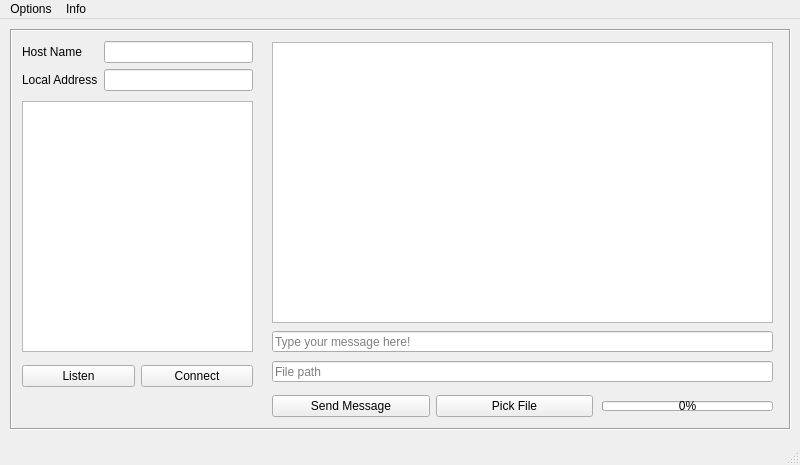
Before: the Qt Designer form gui.ui in Polybotumian/PeerConn, drawn with Qt 5.
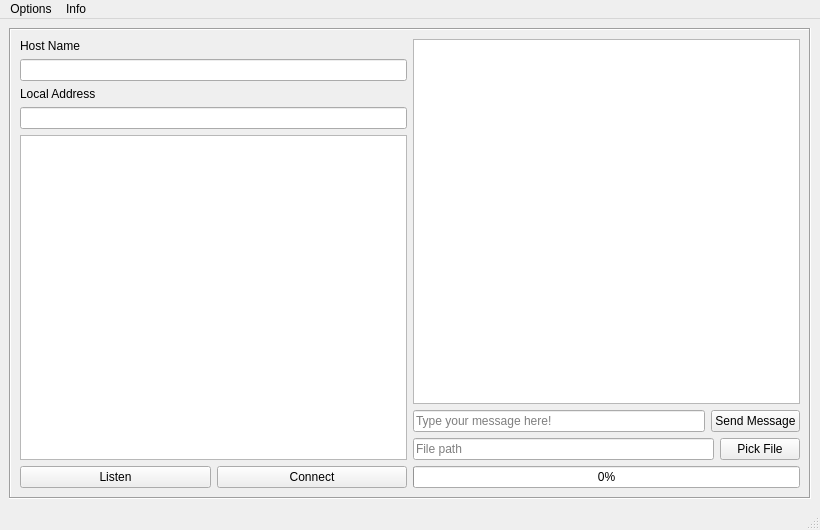
After: the same form once the commit is applied.

Commit message:
Reverted to old chat UI and Updates
Chat UI:
-New type of chat UI was buggy and hard to resize. Reverted back to old type only string chat UI.
GUI:
-Some changes for layout.
Updates:
-Added downloads path.
-Added configuration path.
-Added configuration JSON file in order to create, read, update the configs.
-Some functions and variables are renamed.
-Async socket function fixed for disconnected socket and aborted files.
-2 new commands are added: "change_download_dir" and "config_file".

The edit to the form file:
```diff
--- a/gui.ui
+++ b/gui.ui
@@ -12,20 +12,20 @@
    <rect>
     <x>0</x>
     <y>0</y>
-    <width>800</width>
-    <height>465</height>
+    <width>820</width>
+    <height>530</height>
    </rect>
   </property>
+  <property name="sizePolicy">
+   <sizepolicy hsizetype="Preferred" vsizetype="Preferred">
+    <horstretch>0</horstretch>
+    <verstretch>0</verstretch>
+   </sizepolicy>
+  </property>
   <property name="minimumSize">
    <size>
-    <width>800</width>
-    <height>465</height>
-   </size>
-  </property>
-  <property name="maximumSize">
-   <size>
-    <width>800</width>
-    <height>465</height>
+    <width>820</width>
+    <height>530</height>
    </size>
   </property>
   <property name="windowTitle">
@@ -38,14 +38,14 @@
    <bool>false</bool>
   </property>
   <widget class="QWidget" name="centralwidget">
+   <layout class="QGridLayout" name="gridLayout_2">
+    <item row="0" column="0">
    <widget class="QStackedWidget" name="stackedWidget">
-    <property name="geometry">
-     <rect>
-      <x>10</x>
-      <y>10</y>
-      <width>781</width>
-      <height>401</height>
-     </rect>
+      <property name="minimumSize">
+       <size>
+        <width>800</width>
+        <height>465</height>
+       </size>
     </property>
     <property name="acceptDrops">
      <bool>true</bool>
@@ -60,24 +60,21 @@
      <number>0</number>
     </property>
     <widget class="QWidget" name="page_main">
-     <widget class="QWidget" name="formLayoutWidget_2">
-      <property name="geometry">
-       <rect>
-        <x>10</x>
-        <y>10</y>
-        <width>231</width>
-        <height>57</height>
-       </rect>
-      </property>
-      <layout class="QFormLayout" name="formLayout_user_peerdata">
+       <layout class="QGridLayout" name="gridLayout">
        <item row="0" column="0">
+         <layout class="QHBoxLayout" name="horizontalLayout_4">
+          <item>
+           <layout class="QVBoxLayout" name="verticalLayout_2">
+            <item>
+             <layout class="QVBoxLayout" name="verticalLayout">
+              <item>
         <widget class="QLabel" name="label_user_hostname">
          <property name="text">
           <string>Host Name</string>
          </property>
         </widget>
        </item>
-       <item row="0" column="1">
+              <item>
         <widget class="QLineEdit" name="lineEdit_user_hostname">
          <property name="toolTip">
           <string>Your name. Default is your PC name.</string>
@@ -90,14 +87,14 @@
          </property>
         </widget>
        </item>
-       <item row="1" column="0">
+              <item>
         <widget class="QLabel" name="label_user_local_address">
          <property name="text">
           <string>Local Address</string>
          </property>
         </widget>
        </item>
-       <item row="1" column="1">
+              <item>
         <widget class="QLineEdit" name="lineEdit_user_local_address">
          <property name="toolTip">
           <string>Your IPv4 address.</string>
@@ -110,17 +107,8 @@
          </property>
         </widget>
        </item>
-      </layout>
-     </widget>
+              <item>
      <widget class="QListView" name="listView_sockets">
-      <property name="geometry">
-       <rect>
-        <x>10</x>
-        <y>70</y>
-        <width>231</width>
-        <height>251</height>
-       </rect>
-      </property>
       <property name="toolTip">
        <string>List of peersockets.</string>
       </property>
@@ -137,15 +125,39 @@
        <bool>true</bool>
       </property>
      </widget>
+              </item>
+             </layout>
+            </item>
+            <item>
+             <layout class="QHBoxLayout" name="horizontalLayout">
+              <item>
+               <widget class="QPushButton" name="pushButton_listen">
+                <property name="toolTip">
+                 <string>To create a server peersocket.</string>
+                </property>
+                <property name="text">
+                 <string>Listen</string>
+                </property>
+               </widget>
+              </item>
+              <item>
+               <widget class="QPushButton" name="pushButton_connect">
+                <property name="toolTip">
+                 <string>To create a client peersocket.</string>
+                </property>
+                <property name="text">
+                 <string>Connect</string>
+                </property>
+               </widget>
+              </item>
+             </layout>
+            </item>
+           </layout>
+          </item>
+          <item>
+           <layout class="QVBoxLayout" name="verticalLayout_4">
+            <item>
      <widget class="QListView" name="listView_chat">
-      <property name="geometry">
-       <rect>
-        <x>260</x>
-        <y>11</y>
-        <width>501</width>
-        <height>281</height>
-       </rect>
-      </property>
       <property name="toolTip">
        <string>Chat panel of selected peersocket.</string>
       </property>
@@ -165,15 +177,13 @@
        <bool>true</bool>
       </property>
      </widget>
+            </item>
+            <item>
+             <layout class="QVBoxLayout" name="verticalLayout_3">
+              <item>
+               <layout class="QHBoxLayout" name="horizontalLayout_2">
+                <item>
      <widget class="QLineEdit" name="lineEdit_message">
-      <property name="geometry">
-       <rect>
-        <x>260</x>
-        <y>300</y>
-        <width>501</width>
-        <height>21</height>
-       </rect>
-      </property>
       <property name="toolTip">
        <string>Message box. Enter is the hot key for sending message.</string>
       </property>
@@ -181,16 +191,7 @@
        <string>Type your message here!</string>
       </property>
      </widget>
-     <widget class="QWidget" name="horizontalLayoutWidget">
-      <property name="geometry">
-       <rect>
-        <x>260</x>
-        <y>360</y>
-        <width>321</width>
-        <height>31</height>
-       </rect>
-      </property>
-      <layout class="QHBoxLayout" name="horizontalLayout_chat_buttons">
+                </item>
        <item>
         <widget class="QPushButton" name="pushButton_send_message">
          <property name="toolTip">
@@ -201,59 +202,12 @@
          </property>
         </widget>
        </item>
-       <item>
-        <widget class="QPushButton" name="pushButton_file">
-         <property name="toolTip">
-          <string>Opens file dialog.</string>
-         </property>
-         <property name="text">
-          <string>Pick File</string>
-         </property>
-        </widget>
-       </item>
-      </layout>
-     </widget>
-     <widget class="QWidget" name="horizontalLayoutWidget_2">
-      <property name="geometry">
-       <rect>
-        <x>10</x>
-        <y>330</y>
-        <width>231</width>
-        <height>31</height>
-       </rect>
-      </property>
-      <layout class="QHBoxLayout" name="horizontalLayout_operation_buttons">
-       <item>
-        <widget class="QPushButton" name="pushButton_listen">
-         <property name="toolTip">
-          <string>To create a server peersocket.</string>
-         </property>
-         <property name="text">
-          <string>Listen</string>
-         </property>
-        </widget>
+               </layout>
        </item>
        <item>
-        <widget class="QPushButton" name="pushButton_connect">
-         <property name="toolTip">
-          <string>To create a client peersocket.</string>
-         </property>
-         <property name="text">
-          <string>Connect</string>
-         </property>
-        </widget>
-       </item>
-      </layout>
-     </widget>
+               <layout class="QHBoxLayout" name="horizontalLayout_3">
+                <item>
      <widget class="QLineEdit" name="lineEdit_file_path">
-      <property name="geometry">
-       <rect>
-        <x>260</x>
-        <y>330</y>
-        <width>501</width>
-        <height>21</height>
-       </rect>
-      </property>
       <property name="toolTip">
        <string>Message box. Enter key is the hot key for sending message.</string>
       </property>
@@ -261,46 +215,41 @@
        <string>File path</string>
       </property>
      </widget>
+                </item>
+                <item>
+                 <widget class="QPushButton" name="pushButton_file">
+                  <property name="toolTip">
+                   <string>Opens file dialog.</string>
+                  </property>
+                  <property name="text">
+                   <string>Pick File</string>
+                  </property>
+                 </widget>
+                </item>
+               </layout>
+              </item>
+              <item>
      <widget class="QProgressBar" name="progressBar_file">
       <property name="enabled">
        <bool>true</bool>
       </property>
-      <property name="geometry">
-       <rect>
-        <x>590</x>
-        <y>370</y>
-        <width>171</width>
-        <height>10</height>
-       </rect>
-      </property>
       <property name="value">
        <number>0</number>
       </property>
      </widget>
+              </item>
+             </layout>
+            </item>
+           </layout>
+          </item>
+         </layout>
+        </item>
+       </layout>
     </widget>
     <widget class="QWidget" name="page_help">
-     <widget class="QPushButton" name="pushButton_guide_back">
-      <property name="geometry">
-       <rect>
-        <x>340</x>
-        <y>370</y>
-        <width>75</width>
-        <height>23</height>
-       </rect>
-      </property>
-      <property name="text">
-       <string>Back</string>
-      </property>
-     </widget>
+       <layout class="QGridLayout" name="gridLayout_3">
+        <item row="0" column="0">
      <widget class="QTextEdit" name="textEdit_guide">
-      <property name="geometry">
-       <rect>
-        <x>10</x>
-        <y>10</y>
-        <width>751</width>
-        <height>351</height>
-       </rect>
-      </property>
       <property name="readOnly">
        <bool>true</bool>
       </property>
@@ -336,30 +285,20 @@
        <set>Qt::LinksAccessibleByMouse|Qt::TextSelectableByMouse</set>
       </property>
      </widget>
+        </item>
+        <item row="1" column="0">
+         <widget class="QPushButton" name="pushButton_guide_back">
+          <property name="text">
+           <string>Back</string>
+          </property>
+         </widget>
+        </item>
+       </layout>
     </widget>
     <widget class="QWidget" name="page_about">
-     <widget class="QPushButton" name="pushButton_about_back">
-      <property name="geometry">
-       <rect>
-        <x>340</x>
-        <y>370</y>
-        <width>75</width>
-        <height>23</height>
-       </rect>
-      </property>
-      <property name="text">
-       <string>Back</string>
-      </property>
-     </widget>
+       <layout class="QGridLayout" name="gridLayout_4">
+        <item row="0" column="0">
      <widget class="QTextEdit" name="textEdit_about">
-      <property name="geometry">
-       <rect>
-        <x>10</x>
-        <y>10</y>
-        <width>751</width>
-        <height>351</height>
-       </rect>
-      </property>
       <property name="readOnly">
        <bool>true</bool>
       </property>
@@ -389,15 +328,26 @@
        <set>Qt::LinksAccessibleByMouse|Qt::TextSelectableByMouse</set>
       </property>
      </widget>
-    </widget>
-   </widget>
+        </item>
+        <item row="1" column="0">
+         <widget class="QPushButton" name="pushButton_about_back">
+          <property name="text">
+           <string>Back</string>
+          </property>
+         </widget>
+        </item>
+       </layout>
+      </widget>
+     </widget>
+    </item>
+   </layout>
   </widget>
   <widget class="QMenuBar" name="menubar">
    <property name="geometry">
     <rect>
      <x>0</x>
      <y>0</y>
-     <width>800</width>
+     <width>820</width>
      <height>26</height>
     </rect>
    </property>
@@ -416,8 +366,6 @@
     <addaction name="actionPreferences"/>
     <addaction name="separator"/>
     <addaction name="actionChange_My_Data"/>
-    <addaction name="separator"/>
-    <addaction name="actionDownload_Dir"/>
    </widget>
    <addaction name="menuOptions"/>
    <addaction name="menuAbout"/>
@@ -440,7 +388,7 @@
   </action>
   <action name="actionChange_My_Data">
    <property name="text">
-    <string>My Data</string>
+    <string>Configurations</string>
    </property>
   </action>
   <action name="actionDownload_Dir">
```
Lines whose indentation alone changed are shown as unchanged. The commit also changes 26 other files.
